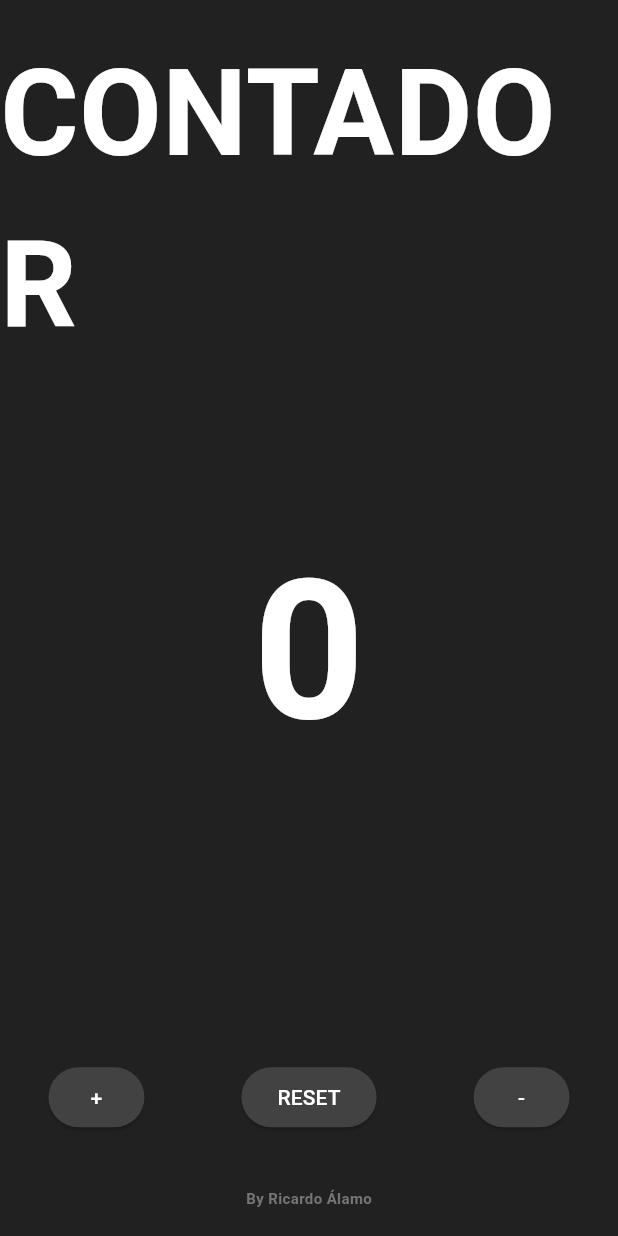
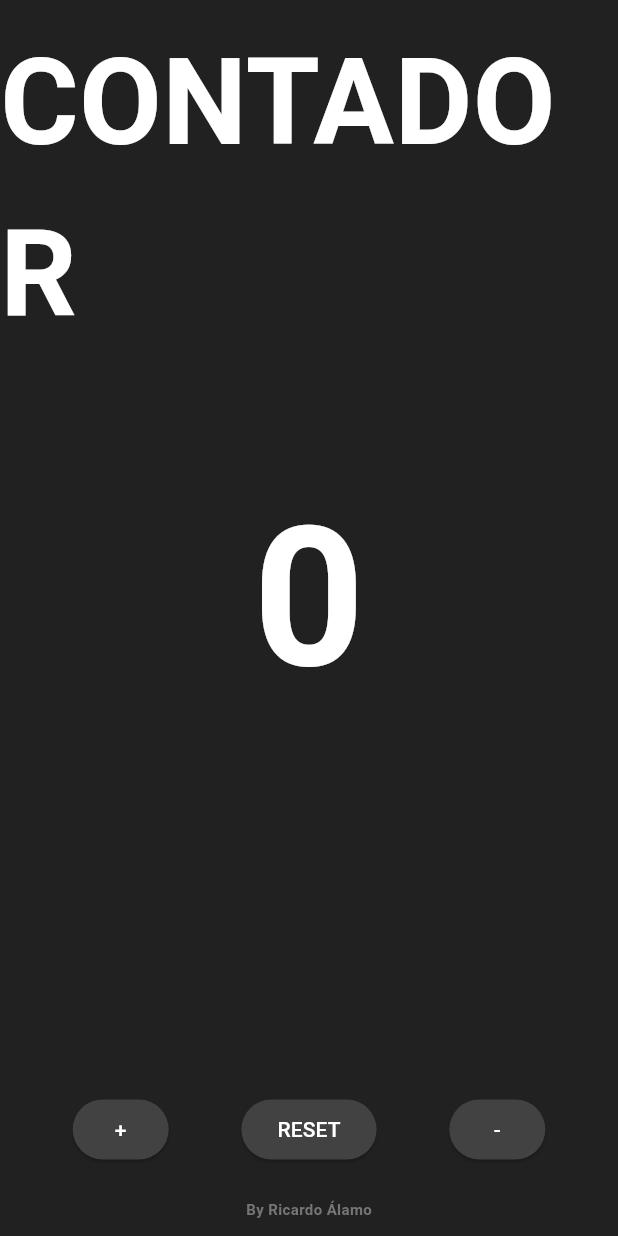
Before and after one commit to rikialamo/AlamoFernandezA02, a Flutter app: the screen it shows after launch, on a phone screen of 412 x 824 dp. Run offline on Flutter 3.47's test engine with Material 3 defaults, Android fonts, the phone set to English and light mode, and no system bars.

Commit message:
consola y clase externa

```diff
--- a/lib/main.dart
+++ b/lib/main.dart
@@ -20,6 +20,25 @@ class MyApp extends StatelessWidget {
   }
 }
 
+class Boton extends StatelessWidget {
+  final String texto;
+  final VoidCallback onPressed;
+
+  const Boton({required this.texto, required this.onPressed, Key? key}) : super(key: key);
+
+  @override
+  Widget build(BuildContext context) {
+    return ElevatedButton(
+      onPressed: onPressed,
+      style: ElevatedButton.styleFrom(
+        foregroundColor: Colors.white,
+        backgroundColor: Colors.grey[800],
+      ),
+      child: Text(texto),
+    );
+  }
+}
+
 class MyHomePage extends StatefulWidget {
   const MyHomePage({Key? key}) : super(key: key);
 
@@ -33,18 +52,21 @@ class _MyHomePageState extends State<MyHomePage> {
   void _incrementCounter() {
     setState(() {
       _counter++;
+      print('Contador incrementado: $_counter');
     });
   }
 
   void _resetCounter() {
     setState(() {
       _counter = 0;
+      print('Contador reseteado a $_counter');
     });
   }
 
   void _decrementCounter() {
     setState(() {
       _counter--;
+      print('Contador decrementado: $_counter');
     });
   }
 
@@ -78,33 +100,21 @@ class _MyHomePageState extends State<MyHomePage> {
               ),
             ),
           ),
-          const SizedBox(height: 100.0),
+          const SizedBox(height: 186.0),
           Row(
-            mainAxisAlignment: MainAxisAlignment.spaceAround,
+            mainAxisAlignment: MainAxisAlignment.spaceEvenly,
             children: <Widget>[
-              ElevatedButton(
+              Boton(
+                texto: '+',
                 onPressed: _incrementCounter,
-                style: ElevatedButton.styleFrom(
-                  foregroundColor: Colors.white,
-                  backgroundColor: Colors.grey[800],
-                ),
-                child: const Text('+'),
               ),
-              ElevatedButton(
+              Boton(
+                texto: 'RESET',
                 onPressed: _resetCounter,
-                style: ElevatedButton.styleFrom(
-                  foregroundColor: Colors.white,
-                  backgroundColor: Colors.grey[800],
-                ),
-                child: const Text('RESET'),
               ),
-              ElevatedButton(
+              Boton(
+                texto: '-',
                 onPressed: _decrementCounter,
-                style: ElevatedButton.styleFrom(
-                  foregroundColor: Colors.white,
-                  backgroundColor: Colors.grey[800],
-                ),
-                child: const Text('-'),
               ),
             ],
           ),
```
